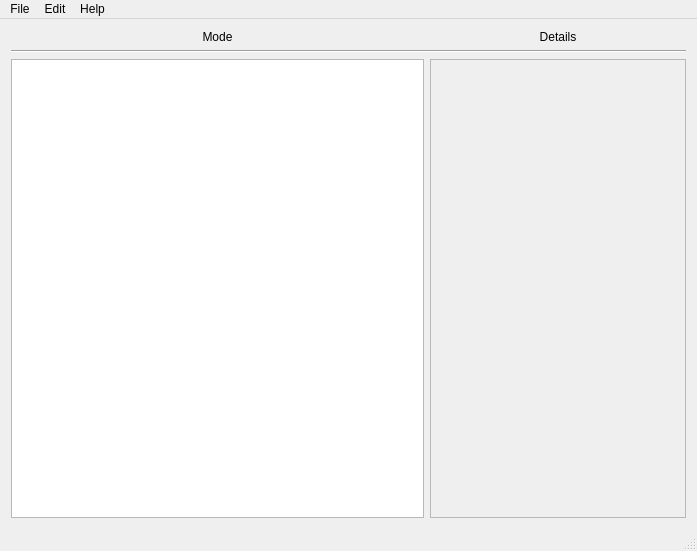
First picture: the form in MainWindow/mainwindow.ui, repository casey-c/egg, before the edit.
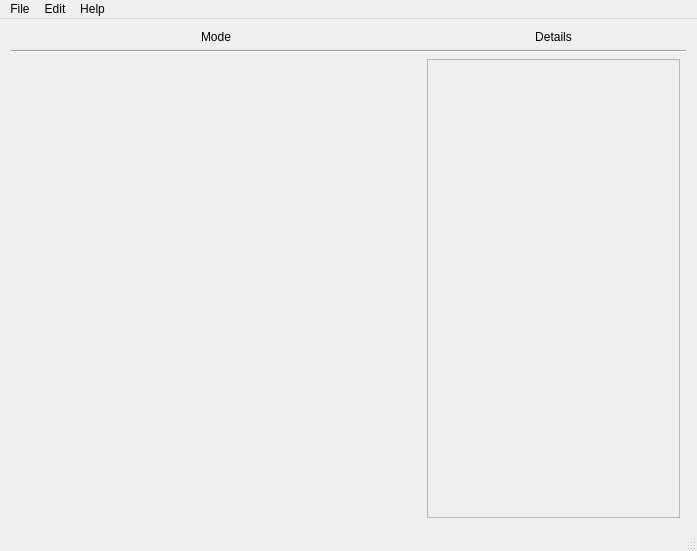
Second picture: the form after the edit.

```diff
--- a/MainWindow/mainwindow.ui
+++ b/MainWindow/mainwindow.ui
@@ -14,7 +14,7 @@
    <string>EGG</string>
   </property>
   <widget class="QWidget" name="centralWidget">
-   <layout class="QGridLayout" name="gridLayout" columnstretch="1618,1000">
+   <layout class="QGridLayout" name="gridLayout" columnstretch="1618,1000,0">
     <item row="0" column="0">
      <widget class="QLabel" name="label">
       <property name="text">
@@ -25,20 +25,17 @@
       </property>
      </widget>
     </item>
-    <item row="0" column="1">
-     <widget class="QLabel" name="label_2">
-      <property name="text">
-       <string>Details</string>
-      </property>
-      <property name="alignment">
-       <set>Qt::AlignCenter</set>
+    <item row="1" column="0" colspan="3">
+     <widget class="Line" name="line">
+      <property name="orientation">
+       <enum>Qt::Horizontal</enum>
       </property>
      </widget>
     </item>
-    <item row="3" column="0">
-     <widget class="QGraphicsView" name="graphicsView"/>
+    <item row="2" column="0">
+     <layout class="QHBoxLayout" name="leftLayout"/>
     </item>
-    <item row="3" column="1">
+    <item row="2" column="1">
      <widget class="QScrollArea" name="scrollArea">
       <property name="widgetResizable">
        <bool>true</bool>
@@ -48,17 +45,20 @@
         <rect>
          <x>0</x>
          <y>0</y>
-         <width>253</width>
+         <width>250</width>
          <height>443</height>
         </rect>
        </property>
       </widget>
      </widget>
     </item>
-    <item row="1" column="0" colspan="2">
-     <widget class="Line" name="line">
-      <property name="orientation">
-       <enum>Qt::Horizontal</enum>
+    <item row="0" column="1">
+     <widget class="QLabel" name="label_2">
+      <property name="text">
+       <string>Details</string>
+      </property>
+      <property name="alignment">
+       <set>Qt::AlignCenter</set>
       </property>
      </widget>
     </item>
```
